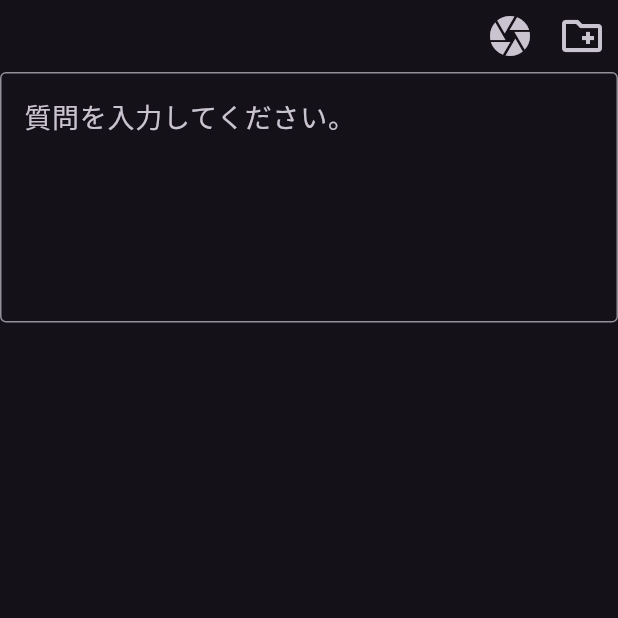
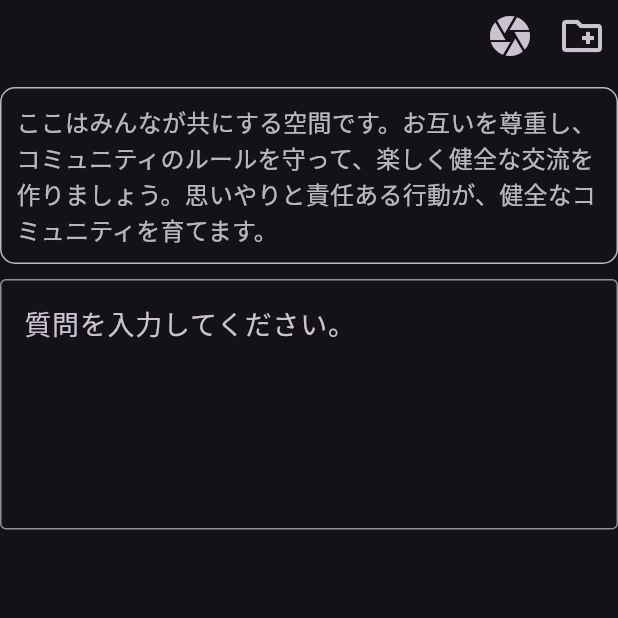
Before and after one commit to jhh78/what_this, a Flutter app: the AddQuestionScreen screen opened directly, on a phone screen of 412 x 824 dp, the top half of it. Run offline on Flutter 3.47's test engine with Material 3 defaults, Android fonts, the phone set to English and light mode, and no system bars; our stand-ins replace cached_network_image, firebase_auth, firebase_core, flutter_dotenv, flutter_signin_button, get and 7 more; accounts and stored records are empty; generated files the repository leaves out were written again; network calls fail.

Commit message:
나의 질문

```diff
--- a/lib/provider/home.dart
+++ b/lib/provider/home.dart
@@ -1,9 +1,16 @@
 import 'package:get/get.dart';
+import 'package:whats_this/provider/my_question.dart';
+import 'package:whats_this/provider/question_add.dart';
+import 'package:whats_this/provider/question_list.dart';
 import 'package:whats_this/util/constants.dart';
 
 class HomeProvider extends GetxService {
   final RxInt currentIndex = 0.obs;
   final RxInt menuIndex = 0.obs;
+
+  final QuestionListProvider questionListProvider = Get.put(QuestionListProvider());
+  final MyQuestionProvider myQuestionProvider = Get.put(MyQuestionProvider());
+  final QuestionAddProvider questionAddProvider = Get.put(QuestionAddProvider());
 
   void init() {
     currentIndex.value = 0;
@@ -14,14 +21,17 @@ class HomeProvider extends GetxService {
     if (screen == QUESTION_LIST) {
       currentIndex.value = 0;
       menuIndex.value = 0;
+      questionListProvider.fetchInitQuestionList();
     } else if (screen == MY_QUESTION) {
       currentIndex.value = 2;
       menuIndex.value = 1;
+      myQuestionProvider.fetchInitQuestionList();
     } else if (screen == QUESTION_DETAIL) {
       currentIndex.value = 1;
     } else if (screen == ADD_QUESTION) {
       currentIndex.value = 3;
       menuIndex.value = 2;
+      questionAddProvider.init();
     }
   }
 }
--- a/lib/provider/question_list.dart
+++ b/lib/provider/question_list.dart
@@ -20,9 +20,7 @@ class QuestionListProvider extends GetxService {
   void onInit() {
     super.onInit();
     log('\t\t\t\t\tQuestionListProvider onInit.');
-    currentPage = 1;
-    questionList.clear();
-    fetchQuestionMadel();
+    fetchInitQuestionList();
 
     pb.collection(questionTable).subscribe(
       '*',
@@ -51,6 +49,7 @@ class QuestionListProvider extends GetxService {
   }
 
   fetchInitQuestionList() {
+    log('QuestionListProvider fetchInitQuestionList');
     currentPage = 1;
     questionList.clear();
     fetchQuestionMadel();
--- a/lib/screen/add_question.dart
+++ b/lib/screen/add_question.dart
@@ -23,9 +23,9 @@ class AddQuestionScreen extends StatelessWidget {
 
   @override
   Widget build(BuildContext context) {
-    questionAddProvider.init();
     return Scaffold(
-      body: SingleChildScrollView(
+      body: SafeArea(
+        child: SingleChildScrollView(
           child: Column(
             mainAxisSize: MainAxisSize.min,
             children: [
@@ -50,6 +50,18 @@ class AddQuestionScreen extends StatelessWidget {
                     ),
                   ),
                 ],
+              ),
+              Container(
+                padding: EdgeInsets.all(10),
+                margin: EdgeInsets.symmetric(vertical: 10),
+                decoration: BoxDecoration(
+                  border: Border.all(color: Colors.white70),
+                  borderRadius: BorderRadius.circular(10),
+                ),
+                child: Text(
+                  'ここはみんなが共にする空間です。お互いを尊重し、コミュニティのルールを守って、楽しく健全な交流を作りましょう。思いやりと責任ある行動が、健全なコミュニティを育てます。',
+                  style: Theme.of(context).textTheme.titleMedium?.copyWith(color: Colors.white70),
+                ),
               ),
               TextField(
                 keyboardType: TextInputType.text,
@@ -100,6 +112,7 @@ class AddQuestionScreen extends StatelessWidget {
             ],
           ),
         ),
+      ),
     );
   }
 }
```
Also changed, not shown: lib/provider/my_question.dart (+54 -8 lines), lib/screen/my_question.dart (+65 -4 lines). Lines whose indentation alone changed are shown as unchanged.
